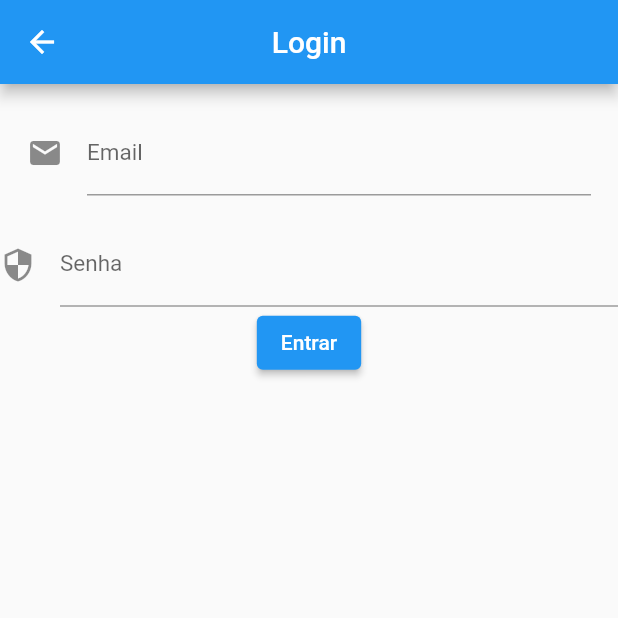
After one commit to Lacivitaa/flutter_helptonic, a Flutter app: the LoginScreen screen opened directly, on a phone screen of 412 x 824 dp, the top half of it. The commit adds this screen. Run offline on Flutter 3.47's test engine with Material 2 defaults, Android fonts, the phone set to English and light mode, and no system bars; our stand-ins replace flutter_svg, google_fonts, image_picker; missing offline and left inert: ff_navigation_bar; Roboto replaces fonts that are missing (Coda).

Commit message:
Login and AppBar generator

```diff
--- /dev/null
+++ b/lib/features/app_bar.dart
@@ -0,0 +1,8 @@
+import 'package:flutter/material.dart';
+
+AppBar buildAppBar(String title){
+  return AppBar(
+    title: Text(title),
+    centerTitle: true,
+  );
+}
--- a/lib/features/appbar.dart
+++ b/lib/features/main_app_bar.dart
@@ -1,18 +1,13 @@
 import 'package:flutter/material.dart';
 import 'package:flutter_svg/svg.dart';
 
-AppBar buildAppBar() {
+AppBar buildMainAppBar() {
   return AppBar(
     title: SvgPicture.asset('assets/logo.svg', height: 30),
     centerTitle: true,
     leading: IconButton(
         icon: SvgPicture.asset('assets/slide.svg', height: 25),
         onPressed: null),
-    //actions: <Widget>[
-    //IconButton(
-    //icon: SvgPicture.asset('assets/people.svg', height: 23),
-    //onPressed: null)
-    //],
     backgroundColor: Colors.transparent,
     elevation: 0.0,
   );
--- a/lib/main.dart
+++ b/lib/main.dart
@@ -1,7 +1,7 @@
 import 'package:flutter/cupertino.dart';
 import 'package:flutter/material.dart';
 
-import 'pages/firstpage.dart';
+import 'pages/first_page.dart';
 
 
 
--- a/lib/pages/firstpage.dart
+++ b/lib/pages/first_page.dart
@@ -3,12 +3,12 @@ import 'dart:convert';
 import 'package:ff_navigation_bar/ff_navigation_bar.dart';
 import 'package:flutter/cupertino.dart';
 import 'package:flutter/material.dart';
-import 'package:flutter_ftt/features/sidebar.dart';
-import 'package:flutter_ftt/features/singlechild.dart';
+import 'package:flutter_ftt/features/side_bar.dart';
+import 'package:flutter_ftt/features/single_child.dart';
 import 'package:image_picker/image_picker.dart';
 
 import '../main.dart';
-import '../features/appbar.dart';
+import '../features/main_app_bar.dart';
 
 class NavigationBarState extends State<AppCore> {
 
@@ -29,7 +29,7 @@ class NavigationBarState extends State<AppCore> {
         home: Scaffold(
             drawer: SideDrawer(),
             backgroundColor: Color(0xFFFCFCFC),
-            appBar: buildAppBar(),
+            appBar: buildMainAppBar(),
             bottomNavigationBar: buildFfNavigationBar(),
             body: buildSingleChildScrollView()));
   }
--- /dev/null
+++ b/lib/pages/login_page.dart
@@ -0,0 +1,46 @@
+import 'package:flutter/cupertino.dart';
+import 'package:flutter/material.dart';
+import 'package:flutter_ftt/features/app_bar.dart';
+import 'package:google_fonts/google_fonts.dart';
+
+class LoginScreen extends StatelessWidget {
+  @override
+  Widget build(BuildContext context) {
+
+    final TextEditingController _controllerEmail = TextEditingController();
+    final TextEditingController _controllerPassword = TextEditingController();
+
+    return Scaffold(
+      appBar: buildAppBar("Login"),
+      body: Column(
+        children: [
+          Padding(
+            padding: const EdgeInsets.all(18.0),
+            child: TextField(
+              controller: _controllerEmail,
+              style: GoogleFonts.coda(color: Colors.black, fontSize: 15),
+              decoration:
+                  InputDecoration(labelText: "Email", icon: Icon(Icons.email)),
+              keyboardType: TextInputType.text,
+            ),
+          ),
+          TextField(
+            controller: _controllerPassword,
+            style: GoogleFonts.coda(color: Colors.black, fontSize: 15),
+            obscureText: true,
+            decoration:
+                InputDecoration(labelText: "Senha", icon: Icon(Icons.security)),
+            keyboardType: TextInputType.text,
+          ),
+          ElevatedButton(
+            child: Text("Entrar"),
+            onPressed: () {
+              final String email = _controllerEmail.text;
+              final String password = _controllerPassword.text;
+            },
+          )
+        ],
+      ),
+    );
+  }
+}
```
Also changed, not shown: assets/logoperfil.png, lib/features/side_bar.dart (renamed from lib/features/sidebar.dart), lib/features/single_child.dart (renamed from lib/features/singlechild.dart), lib/features/user_form.dart (renamed from lib/features/userform.dart).
